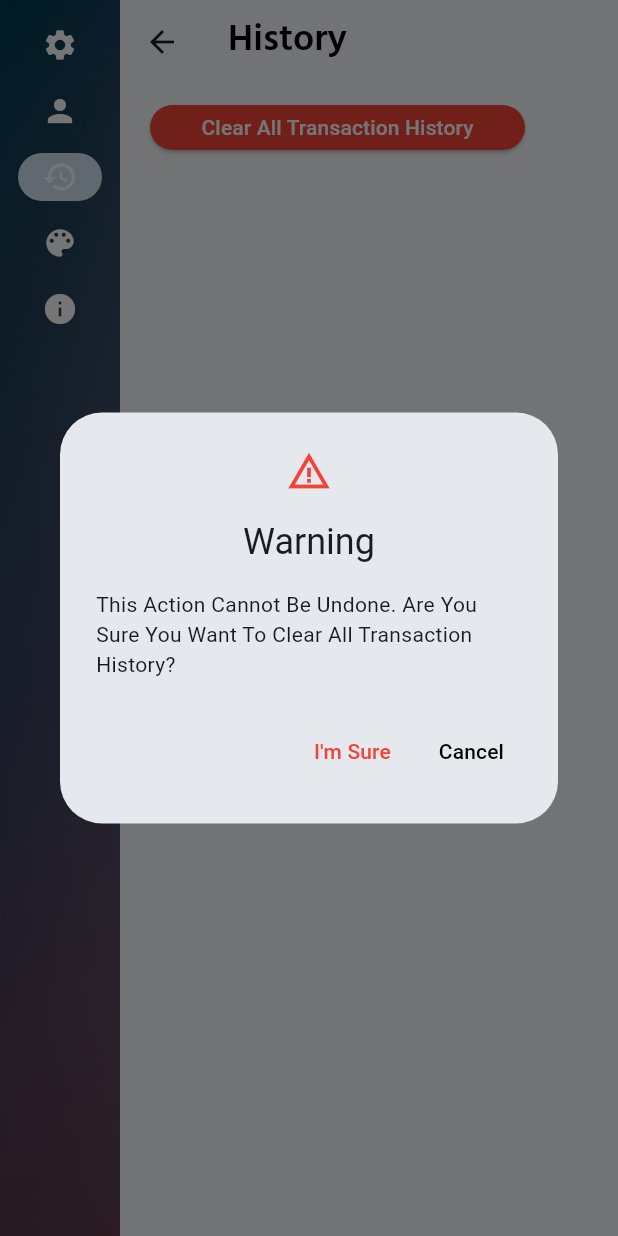
After one commit to dot-eg/dotpos, a Flutter app: the SettingsPage screen opened directly, after a tap on "Users", after a tap on "History", after a tap on "Clear All Transaction History", on a phone screen of 412 x 824 dp. The commit adds this screen. Run offline on Flutter 3.47's test engine with Material 2 defaults, Android fonts, the light colour scheme and no system bars; our stand-ins replace cloud_firestore, firebase_auth, firebase_core, pdf, printing; accounts and stored records are empty.

Commit message:
adding improvements to history ui + clear all transactions button

```diff
--- /dev/null
+++ b/lib/ui/UI_settings/history_spage.dart
@@ -0,0 +1,58 @@
+import 'package:flutter/material.dart';
+import '../text_styles.dart';
+import '../../services/trans_service.dart';
+
+class History extends StatelessWidget {
+  @override
+  Widget build(BuildContext context) {
+    return Stack(
+      children: [
+        Expanded(
+          child: AppBar(
+              title: Text('History', style: settingsHeader),
+            ),
+          ),
+        Positioned(
+          top: 70, // Set the top position to the desired value
+          left: 20, // Set the left position to the desired value
+          child: SizedBox(
+            height: 30,
+            width: 250,
+            child: ElevatedButton(
+              onPressed: () {
+                showDialog(
+                        context: context,
+                        builder: (BuildContext context) {
+                          return AlertDialog(
+                            title: Text('Warning'), icon: Icon(Icons.warning_amber, color: Colors.red, size: 30,),
+                            content: Text('This Action Cannot Be Undone. Are You Sure You Want To Clear All Transaction History?'),
+                            actions: <Widget>[
+                              TextButton(
+                                onPressed: () {
+                                  clearAllTransactions();
+                                  Navigator.of(context).pop();
+                                },
+                                child: Text('I\'m Sure', style: TextStyle(color: Colors.red),),
+                              ),
+                              TextButton(
+                                onPressed: () {
+                                  Navigator.of(context).pop();
+                                },
+                                child: Text('Cancel', style: TextStyle(color: Colors.black),),
+                              ),
+                            ],
+                          );
+                        },
+                      );
+              },
+              style: ElevatedButton.styleFrom(
+              backgroundColor: Colors.red,
+              ),
+              child: Text('Clear All Transaction History', style: TextStyle(color: Colors.white)),
+            ),
+          ),
+        ),
+      ],
+    );
+  }
+}
--- a/lib/ui/UI_settings/settings_navigation.dart
+++ b/lib/ui/UI_settings/settings_navigation.dart
@@ -2,7 +2,7 @@ import 'package:flutter/material.dart';
 import 'about_spage.dart';
 import 'general_spage.dart';
 import 'users_spage.dart';
-import 'security_spage.dart';
+import 'history_spage.dart';
 import 'personalization_spage.dart';
 import '../text_styles.dart';
 
@@ -28,7 +28,7 @@ class _SettingsPageState extends State<SettingsPage> {
         page = Users();
         break;
       case 2:
-        page = Security();
+        page = History();
         break;
       case 3:
         page = Personalization();
@@ -69,8 +69,8 @@ class _SettingsPageState extends State<SettingsPage> {
                   label: Text('Users', style: settingsNavTextStyle,),
                 ),
                 NavigationRailDestination(
-                  icon: Icon(Icons.lock, color: Colors.white,),
-                  label: Text('Secuity', style: settingsNavTextStyle,),
+                  icon: Icon(Icons.history, color: Colors.white,),
+                  label: Text('History', style: settingsNavTextStyle,),
                 ),
                 NavigationRailDestination(
                   icon: Icon(Icons.color_lens, color: Colors.white,),
--- a/pubspec.yaml
+++ b/pubspec.yaml
@@ -12,6 +12,7 @@ dependencies:
   flutter:
     sdk: flutter
 
+  intl: ^0.17.0
   english_words: ^4.0.0
   provider: ^6.0.0
   firebase_core: ^2.24.2
```
Also changed, not shown: lib/services/trans_service.dart (+30 -0 lines), lib/ui/UI_settings/security_spage.dart (deleted, +0 -12 lines), lib/ui/transaction_history.dart (+26 -9 lines), pubspec.lock.
